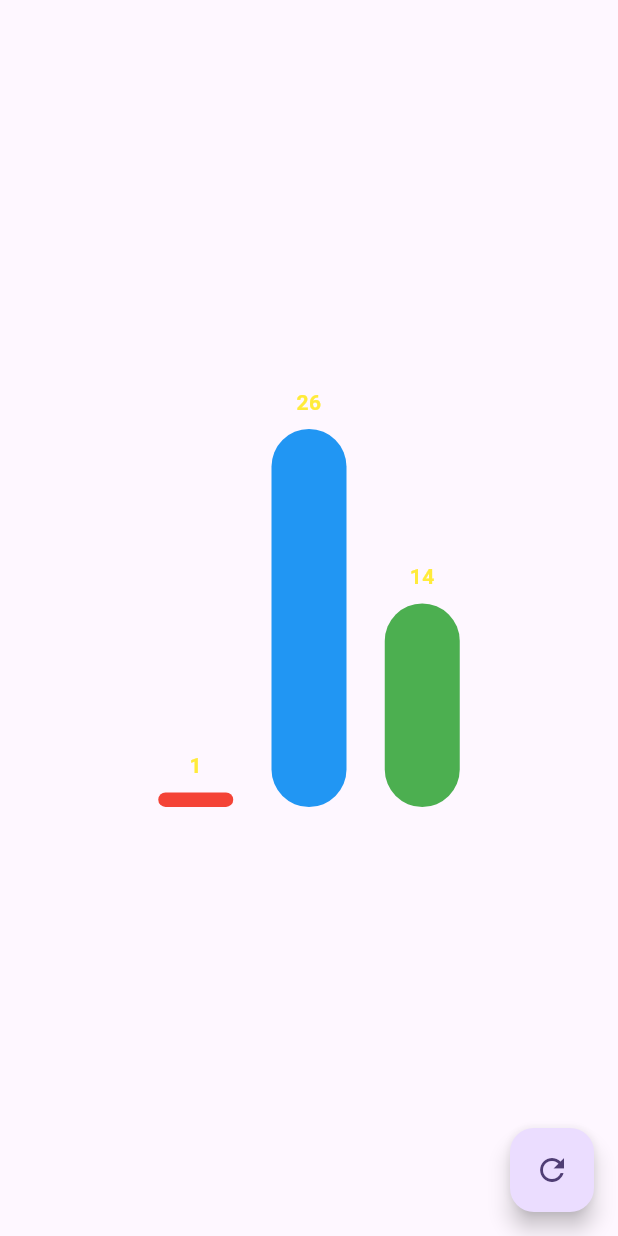
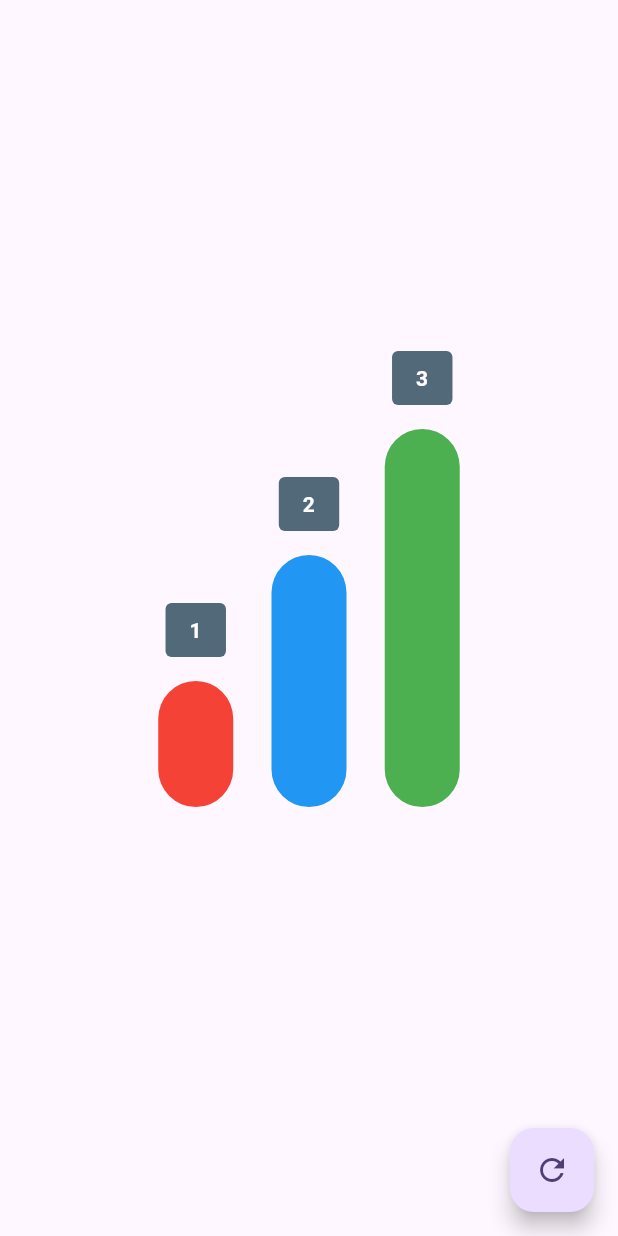
Before and after one commit to volard/game123, a Flutter app: the screen it shows after launch, on a phone screen of 412 x 824 dp. Run offline on Flutter 3.47's test engine with Material 2 defaults, Android fonts, the phone set to English and light mode, and no system bars; drawn by our look-alikes of fl_chart.

Commit message:
Add interactivity

```diff
--- a/lib/main.dart
+++ b/lib/main.dart
@@ -1,5 +1,5 @@
 import 'dart:math';
-import 'dart:math';
+import 'package:flutter/foundation.dart';
 import 'package:flutter/material.dart';
 import 'package:fl_chart/fl_chart.dart';
 
@@ -36,6 +36,7 @@ class _MyHomePageState extends State<MyHomePage> {
 
   double barWidth = 50;
   final List<int> queue = [3, 1, 2];
+  List<int> heaps = [1, 2, 3];
 
 
   final randomNumberGenerator = Random();
@@ -46,6 +47,14 @@ class _MyHomePageState extends State<MyHomePage> {
 
     final isUserFirst = randomNumberGenerator.nextBool();
     int touchedIndex = -1;
+
+
+    updateHeaps(List<int> collection){
+      setState(() {
+        heaps= collection;
+      });
+    }
+
 
     return Scaffold(
 
@@ -63,11 +72,11 @@ class _MyHomePageState extends State<MyHomePage> {
                           child: BarChart(
                                     BarChartData(
                                       barTouchData: BarTouchData(
-                                        enabled: false,
+                                        enabled: true,
                                         touchTooltipData: BarTouchTooltipData(
-                                          tooltipBgColor: Colors.transparent,
-                                          tooltipPadding: EdgeInsets.zero,
-                                          tooltipMargin: 8,
+                                          // tooltipBgColor: Colors.transparent,
+                                          // tooltipPadding: EdgeInsets.zero,
+                                          // tooltipMargin: 8,
                                           getTooltipItem: (
                                               BarChartGroupData group,
                                               int groupIndex,
@@ -77,48 +86,49 @@ class _MyHomePageState extends State<MyHomePage> {
                                             return BarTooltipItem(
                                               rod.toY.round().toString(),
                                               const TextStyle(
-                                                color: Colors.yellow,
+                                                color: Colors.white,
                                                 fontWeight: FontWeight.bold,
                                               ),
                                             );
                                           },
                                         ),
+                                        touchCallback: (event, barResponse) {
+                                          // if (event is FlLongPressEnd && barResponse?.spot != null){
+                                          if(event is FlTapUpEvent && barResponse?.spot != null){
+                                            debugPrint(event.runtimeType.toString());
+                                            debugPrint('${barResponse!.spot!.touchedBarGroup.barRods[0].toY}');
+                                            heaps[barResponse.spot!.touchedBarGroup.x] += 3;
+                                            updateHeaps(heaps);
+                                          }
+                                        },
                                       ),
-
-
                                       borderData: FlBorderData(show: false),
                                       gridData: const FlGridData(show: false),
                                       titlesData: const FlTitlesData(show: false),
-
                                       minY: 0,
-
                                       alignment: BarChartAlignment.spaceEvenly,
-
                                       barGroups: [
-                                        BarChartGroupData(x: 10, barRods: [
+                                        BarChartGroupData(x: 0, barRods: [
                                           BarChartRodData(
-
-                                            toY: 1,
+                                            toY: heaps[0].toDouble(),
                                             color: Colors.red,
                                             width: barWidth,
                                           ),
                                         ],
                                           showingTooltipIndicators: [0],
                                         ),
-
-                                        BarChartGroupData(x: 10, barRods: [
+                                        BarChartGroupData(x: 1, barRods: [
                                           BarChartRodData(
-                                            toY: 26,
+                                            toY: heaps[1].toDouble(),
                                             color: Colors.blue,
                                             width: barWidth,
                                           ),
                                         ],
                                           showingTooltipIndicators: [0],
                                         ),
-
-                                        BarChartGroupData(x: 10, barRods: [
+                                        BarChartGroupData(x: 2, barRods: [
                                           BarChartRodData(
-                                            toY: 14,
+                                            toY: heaps[2].toDouble(),
                                             color: Colors.green,
                                             width: barWidth,
                                           ),
```
